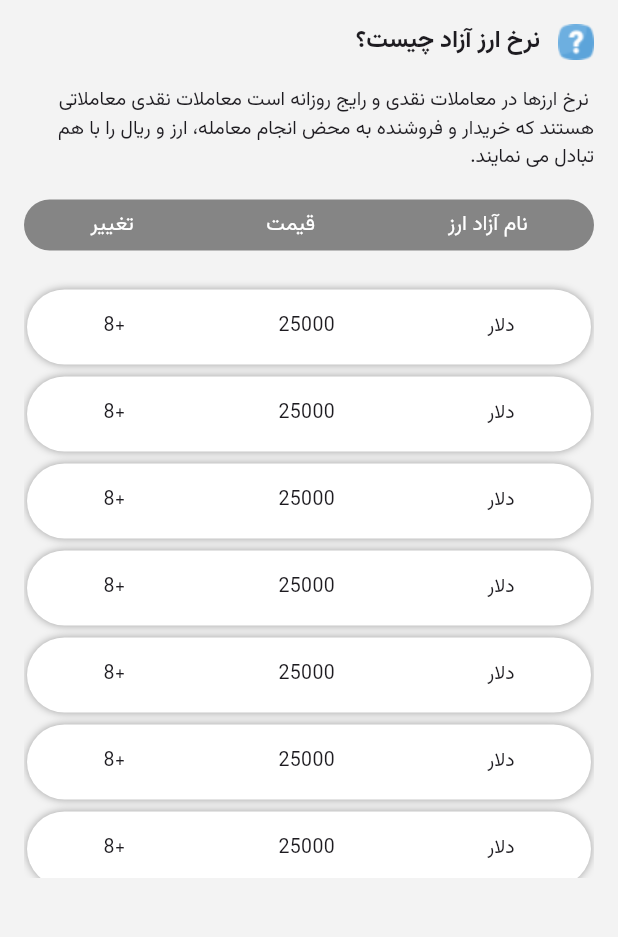
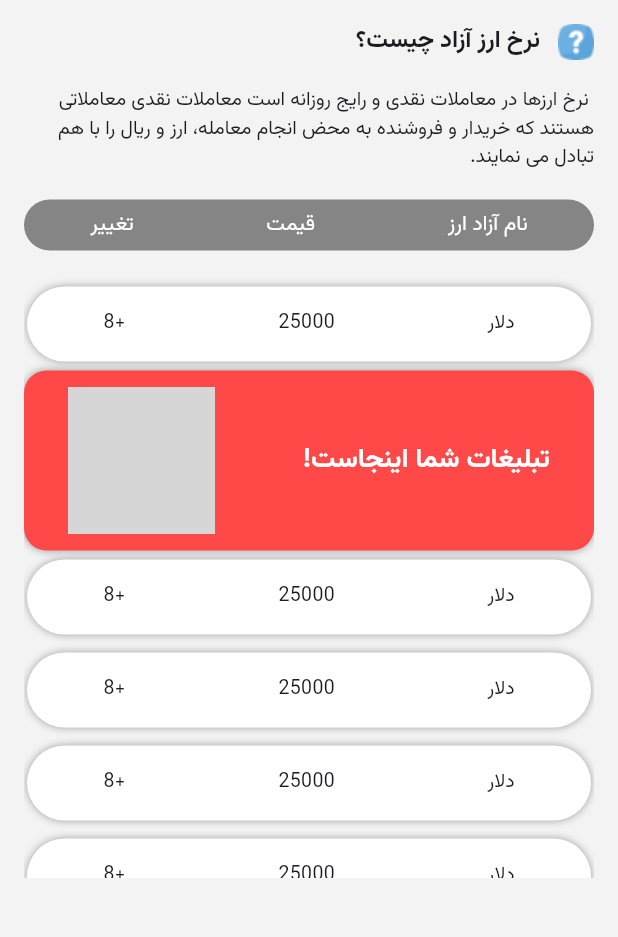
Before and after one commit to FARTASH-421/frist_app, a Flutter app: the screen it shows after launch, on a phone screen of 412 x 824 dp, the part 84-1021 px from its top. Run offline on Flutter 3.47's test engine with Material 3 defaults, Android fonts, the phone set to English and light mode, and no system bars; grey boxes are pictures that could not be loaded.

```diff
--- a/lib/main.dart
+++ b/lib/main.dart
@@ -133,44 +133,23 @@ class Home extends StatelessWidget {
               ),
             ),
 
-            Container(
+            SizedBox(
               height: 400,
               width: double.infinity,
               // color: Colors.lightBlueAccent,
-              child: ListView.builder(
+              child: ListView.separated(
+                separatorBuilder: (context, index) {
+                  return (index % 10 == 0) ? Add() : SizedBox.shrink();
+                },
                 physics: BouncingScrollPhysics(),
-                itemCount: 10,
+                itemCount: 25,
                 itemBuilder: (BuildContext context, int postion) {
                   return Padding(
-                    padding: const EdgeInsets.only(top: 8.0, right: 2, left: 2),
-                    child: Container(
-                      width: double.infinity,
-                      height: 50,
-                      decoration: BoxDecoration(
-                        borderRadius: BorderRadius.circular(30),
-                        color: Colors.white,
-                        boxShadow: <BoxShadow>[
-                          BoxShadow(color: Colors.grey, blurRadius: 4),
-                        ],
-                      ),
-                      child: Row(
-                        mainAxisAlignment: MainAxisAlignment.spaceAround,
-                        children: [
-                          Text(
-                            "دلار",
-                            style: Theme.of(context).textTheme.bodyMedium,
-                          ),
-                          Text(
-                            "25000",
-                            style: Theme.of(context).textTheme.bodyMedium,
-                          ),
-                          Text(
-                            "+8",
-                            style: Theme.of(context).textTheme.bodyMedium,
-                          ),
-                        ],
-                      ),
+                    padding: const EdgeInsets.symmetric(
+                      vertical: 6,
+                      horizontal: 2,
                     ),
+                    child: MyItems(),
                   );
                 },
               ),
@@ -181,3 +160,59 @@ class Home extends StatelessWidget {
     );
   }
 }
+
+class MyItems extends StatelessWidget {
+  const MyItems({super.key});
+
+  @override
+  Widget build(BuildContext context) {
+    return Container(
+      width: double.infinity,
+      height: 50,
+      decoration: BoxDecoration(
+        borderRadius: BorderRadius.circular(30),
+        color: Colors.white,
+        boxShadow: <BoxShadow>[BoxShadow(color: Colors.grey, blurRadius: 4)],
+      ),
+      child: Row(
+        mainAxisAlignment: MainAxisAlignment.spaceAround,
+        children: [
+          Text("دلار", style: Theme.of(context).textTheme.bodyMedium),
+          Text("25000", style: Theme.of(context).textTheme.bodyMedium),
+          Text("+8", style: Theme.of(context).textTheme.bodyMedium),
+        ],
+      ),
+    );
+  }
+}
+
+class Add extends StatelessWidget {
+  const Add({super.key});
+
+  @override
+  Widget build(BuildContext context) {
+    return Container(
+      width: double.infinity,
+      height: 120,
+      decoration: BoxDecoration(
+        borderRadius: BorderRadius.circular(15),
+        color: const Color.fromARGB(255, 255, 73, 73),
+        boxShadow: <BoxShadow>[BoxShadow(color: Colors.grey, blurRadius: 4)],
+      ),
+      child: Row(
+        mainAxisAlignment: MainAxisAlignment.spaceAround,
+        children: [
+          Text(
+            "تبلیغات شما اینجاست!",
+            style: TextStyle(
+              fontSize: 18,
+              fontWeight: FontWeight.w700,
+              color: Colors.white,
+            ),
+          ),
+          Image.asset('./assets/images/icon.png', scale: 0.4),
+        ],
+      ),
+    );
+  }
+}
```
